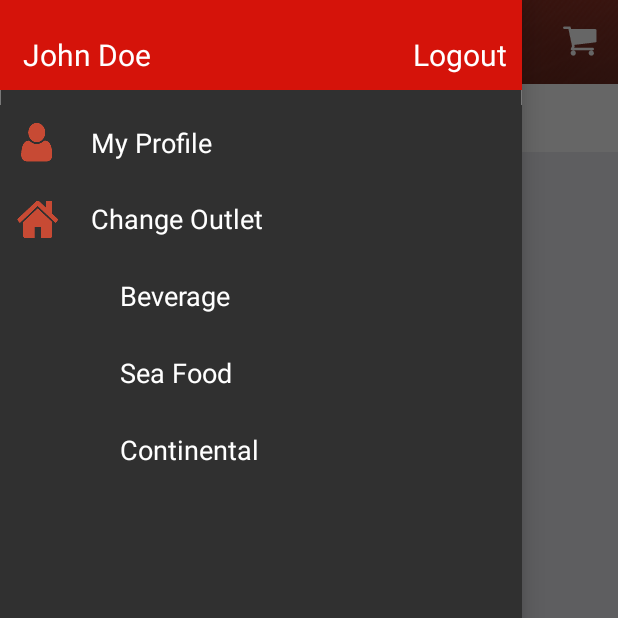
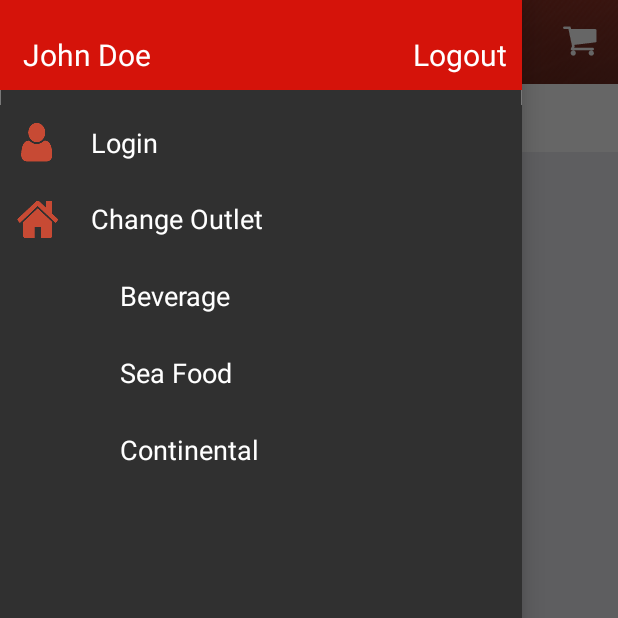
Before and after one commit to Brain-Technosys/QZERO, an Android app: the OutletCategoryActivity screen opened directly, with no data from a screen before it, after a tap on "Change Outlet", on a phone screen of 412 x 824 dp, the top half of it. Run offline under Robolectric (Android 15) with nearby library versions, the phone set to English and light mode, and no system bars; our stand-ins replace ButterKnife; 2 other taps on this screen came first.

Commit message:
changed outlet activity

```diff
--- a/app/src/main/java/com/example/qzero/Outlet/Activities/OutletActivity.java
+++ b/app/src/main/java/com/example/qzero/Outlet/Activities/OutletActivity.java
@@ -140,10 +140,6 @@ public class OutletActivity extends Activity {
 
         //Set title
         txtViewHeading.setText("Outlets");
-        Intent intent = new Intent(OutletActivity.this, OutletCategoryActivity.class);
-        startActivity(intent);
-
-
     }
 
     private void setFonts() {
@@ -231,14 +227,16 @@ public class OutletActivity extends Activity {
 
             ProgresBar.stop();
 
+            jsonLength = jsonArray.length();
+
             if (status == 1) {
-                jsonLength = jsonArray.length();
+
                 setLayout();
 
 
             } else if (status == 0) {
 
-            AlertDialogHelper.showAlertDialog(OutletActivity.this, "message", "Alert");
+                AlertDialogHelper.showAlertDialog(OutletActivity.this,message, "Alert");
 
             } else {
                 AlertDialogHelper.showAlertDialog(OutletActivity.this,
@@ -400,8 +398,10 @@ public class OutletActivity extends Activity {
         });
     }
 
-    @OnClick(R.id.relLayDescOutletRight)
+    @OnClick(R.id.relLayDesc)
     void categoryData(View v) {
+
+        Log.e("inside","category");
 
         getCategoryValues(v);
 
@@ -410,11 +410,15 @@ public class OutletActivity extends Activity {
 
     @OnClick(R.id.relLayDescOutletLeft)
     void getCategoryData(View v) {
+
+        Log.e("inside","left");
         getCategoryValues(v);
     }
 
     @OnClick(R.id.relLayDescOutletRight)
     void getCategory(View v) {
+
+        Log.e("inside","right");
         getCategoryValues(v);
     }
 
@@ -456,7 +460,7 @@ public class OutletActivity extends Activity {
 
             String jsonString = jsonParser.getJSONFromUrl(url, Const.TIME_OUT);
 
-            Log.e("json", jsonString);
+            Log.e("jsonvenue", jsonString);
 
             try {
                 jsonObject = new JSONObject(jsonString);
@@ -510,18 +514,17 @@ public class OutletActivity extends Activity {
 
             Log.e("inside", "postexecute");
 
-           // if (status == 1) {
+            if (status == 1) {
 
             passIntent();
 
-           //} else if (status == 0) {
+            } else if (status == 0) {
 
-                AlertDialogHelper.showAlertDialog(OutletActivity.this, "message", "Alert");
+           AlertDialogHelper.showAlertDialog(OutletActivity.this,message, "Alert");
 
-           // } else {
-             //   AlertDialogHelper.showAlertDialog(OutletActivity.this,
-                        //getString(R.string.server_message), "Alert");
-           // }
+            } else {
+                AlertDialogHelper.showAlertDialog(OutletActivity.this, getString(R.string.server_message), "Alert");
+             }
         }
     }
     public void passIntent() {
--- a/app/src/main/java/com/example/qzero/Outlet/Activities/OutletCategoryActivity.java
+++ b/app/src/main/java/com/example/qzero/Outlet/Activities/OutletCategoryActivity.java
@@ -1,5 +1,7 @@
 package com.example.qzero.Outlet.Activities;
 
+
+import android.content.Intent;
 import android.content.res.Configuration;
 import android.os.Bundle;
 import android.support.v4.view.GravityCompat;
@@ -22,10 +24,15 @@ import android.widget.TableLayout;
 import android.widget.TableRow;
 import android.widget.TextView;
 import android.widget.TableRow.LayoutParams;
+
+import com.example.qzero.CommonFiles.Sessions.UserSession;
+import com.example.qzero.MyAccount.Activities.DashBoardActivity;
 import com.example.qzero.Outlet.ObjectClasses.ItemOutlet;
 import com.example.qzero.Outlet.ObjectClasses.Venue;
 import com.example.qzero.R;
+
 import java.util.ArrayList;
+
 import butterknife.ButterKnife;
 import butterknife.InjectView;
 import butterknife.OnClick;
@@ -38,13 +45,16 @@ public class OutletCategoryActivity extends AppCompatActivity implements View.On
 
 
     @InjectView(R.id.toolbar)
-    Toolbar tool_bar;
+    Toolbar toolbar;
 
     @InjectView(R.id.navigationView)
     LinearLayout navigationView;
 
     @InjectView(R.id.tableLayoutItems)
     TableLayout tableLayoutItems;
+
+    @InjectView((R.id.txtViewProfile))
+    TextView txtViewProfile;
 
 
     TableRow tableRow;
@@ -69,6 +79,8 @@ public class OutletCategoryActivity extends AppCompatActivity implements View.On
 
     ArrayList<ItemOutlet> arrayListItems;
 
+    UserSession  userSession;
+
 
     @Override
     public void onCreate(Bundle savedInstanceState) {
@@ -77,7 +89,10 @@ public class OutletCategoryActivity extends AppCompatActivity implements View.On
 
         ButterKnife.inject(this);
 
-        setSupportActionBar(tool_bar);
+        //Initialize user session
+        userSession=new UserSession(this);
+
+        setSupportActionBar(toolbar);
 
         drawerToggle = setupDrawerToggle();
 
@@ -94,7 +109,7 @@ public class OutletCategoryActivity extends AppCompatActivity implements View.On
     }//end of onCreate()
 
     private ActionBarDrawerToggle setupDrawerToggle() {
-        return new ActionBarDrawerToggle(this, mDrawer, tool_bar, R.string.navigation_drawer_open, R.string.navigation_drawer_close);
+        return new ActionBarDrawerToggle(this, mDrawer, toolbar, R.string.navigation_drawer_open, R.string.navigation_drawer_close);
     }
     private void setIconsToActionBar() {
         //getting left side menu image
@@ -196,6 +211,10 @@ public class OutletCategoryActivity extends AppCompatActivity implements View.On
     }
 
     public void createCategoryItem() {
+
+        //Check if a user is logged in or not
+        checkUserSession();
+
         categoryLayout = (LinearLayout) findViewById(R.id.navigationView);
         adapter = new ArrayAdapter(this, R.layout.list_subitem_category, R.id.tv, submenu);
         LinearLayout.LayoutParams params = new LinearLayout.LayoutParams(ViewGroup.LayoutParams.MATCH_PARENT, ViewGroup.LayoutParams.WRAP_CONTENT);
@@ -225,6 +244,20 @@ public class OutletCategoryActivity extends AppCompatActivity implements View.On
         }
 
     }// end of create category Item
+
+    private void checkUserSession()
+    {
+
+        if(userSession.isUserLoggedIn())
+        {
+           //do nothing
+
+        }
+        else
+        {
+            txtViewProfile.setText("Login");
+        }
+    }
 
     @Override
     public void onClick(View v) {
@@ -292,13 +325,22 @@ public class OutletCategoryActivity extends AppCompatActivity implements View.On
     public void selectOutlet() {
     }
 
-    @OnClick(R.id.changeProfile)
-    public void changeProfile() {
-    }
-
-    public void addItemsToTable() {
-
+    @OnClick(R.id.relLayProfile)
+    void navigate()
+    {
+        if(userSession.isUserLoggedIn())
+        {
+            Intent intent=new Intent(this, DashBoardActivity.class);
+            startActivity(intent);
+        }
+        else
+        {
+            Intent intent=new Intent(this,HomeActivity.class);
+            startActivity(intent);
+        }
     }
 
 
+
+
 }
--- a/app/src/main/res/layout/activity_outlet_category.xml
+++ b/app/src/main/res/layout/activity_outlet_category.xml
@@ -65,7 +65,7 @@
 
     <!-- The navigation drawer -->
     <include
-        layout="@layout/navigation_activity"
+        layout="@layout/nav_drawer_cat"
         android:layout_width="match_parent"
         android:layout_height="fill_parent"
         android:layout_gravity="start" />
--- a/app/src/main/res/layout/dialog_alert_box.xml
+++ b/app/src/main/res/layout/dialog_alert_box.xml
@@ -19,6 +19,7 @@
             android:paddingLeft="5dp"
             android:textColor="@android:color/white"
             android:textSize="20sp"
+
             android:textStyle="bold" />
     </LinearLayout>
 
@@ -34,6 +35,7 @@
             android:layout_height="wrap_content"
             android:layout_marginLeft="10dp"
             android:layout_marginTop="10dp"
+            android:textColor="@android:color/black"
             android:textSize="15sp" />
     </LinearLayout>
 
--- /dev/null
+++ b/app/src/main/res/layout/nav_drawer_cat.xml
@@ -0,0 +1,113 @@
+<?xml version="1.0" encoding="utf-8"?>
+<RelativeLayout xmlns:android="http://schemas.android.com/apk/res/android"
+    android:layout_width="match_parent"
+    android:layout_height="fill_parent"
+    android:background="@drawable/navigation_item_background"
+
+    >
+
+    <include
+        android:id="@+id/header"
+        layout="@layout/nav_header_catogery"
+        android:layout_width="match_parent"
+        android:layout_height="60dp"
+        android:layout_alignParentTop="true"
+
+        />
+
+    <RelativeLayout
+        android:id="@+id/relLayProfile"
+        android:layout_width="match_parent"
+        android:layout_height="wrap_content"
+        android:layout_alignParentLeft="true"
+        android:layout_alignParentRight="true"
+        android:layout_below="@+id/header"
+        android:layout_marginTop="10dp"
+        android:background="@drawable/selector_navigation_menu_item">
+
+
+        <ImageView
+            android:id="@+id/img_profile"
+            android:layout_width="wrap_content"
+            android:layout_height="wrap_content"
+            android:layout_centerVertical="true"
+            android:layout_gravity="center_vertical"
+            android:padding="10dp"
+            android:scaleType="centerCrop"
+            android:src="@drawable/profile_icon" />
+
+        <TextView
+
+            android:id="@+id/txtViewProfile"
+            android:layout_width="wrap_content"
+            android:layout_height="wrap_content"
+            android:layout_centerHorizontal="true"
+            android:layout_centerVertical="true"
+            android:layout_gravity="center_vertical"
+            android:layout_toRightOf="@+id/img_profile"
+            android:gravity="start"
+            android:padding="10dp"
+            android:text="My Profile"
+            android:textColor="@android:color/white"
+            android:textSize="18sp" />
+
+
+    </RelativeLayout>
+
+    <RelativeLayout
+        android:id="@+id/changeOutlet"
+        android:layout_width="match_parent"
+        android:layout_height="wrap_content"
+        android:layout_below="@+id/relLayProfile"
+        android:background="@drawable/selector_navigation_menu_item"
+        android:orientation="vertical">
+
+        <ImageView
+            android:id="@+id/img_outlet"
+            android:layout_width="wrap_content"
+            android:layout_height="wrap_content"
+            android:layout_centerVertical="true"
+            android:padding="10dp"
+            android:scaleType="centerCrop"
+            android:src="@drawable/home_icon" />
+
+
+        <TextView
+            android:layout_width="wrap_content"
+            android:layout_height="wrap_content"
+            android:layout_centerHorizontal="true"
+            android:layout_centerVertical="true"
+            android:layout_gravity="center_vertical"
+            android:layout_toRightOf="@+id/img_outlet"
+            android:gravity="start"
+            android:padding="10dp"
+            android:text="Change Outlet"
+            android:textColor="@android:color/white"
+            android:textSize="18sp" />
+
+
+    </RelativeLayout>
+
+
+    <RelativeLayout
+        android:id="@+id/selectOutlet"
+        android:layout_width="match_parent"
+        android:layout_height="wrap_content"
+        android:layout_below="@+id/changeOutlet"
+        android:background="@drawable/selector_navigation_menu_item"
+        android:orientation="horizontal"></RelativeLayout>
+
+
+    <LinearLayout
+        android:id="@+id/navigationView"
+        android:layout_width="match_parent"
+        android:layout_height="fill_parent"
+        android:layout_below="@+id/selectOutlet"
+        android:layout_centerHorizontal="true"
+        android:background="@color/navigation_drawer_background"
+        android:gravity="start"
+        android:orientation="vertical">
+
+    </LinearLayout>
+
+</RelativeLayout>
--- a/app/src/main/res/layout/navigation_activity.xml
+++ /dev/null
@@ -1,117 +0,0 @@
-<?xml version="1.0" encoding="utf-8"?>
-<RelativeLayout xmlns:android="http://schemas.android.com/apk/res/android"
-    android:layout_width="match_parent"
-    android:layout_height="fill_parent"
-    android:background="@drawable/navigation_item_background"
-
-     >
-
-    <include
-        android:layout_alignParentTop="true"
-        android:id="@+id/header"
-        layout="@layout/nav_header_catogery"
-        android:layout_width="match_parent"
-        android:layout_height="60dp"
-
-        />
-    <RelativeLayout
-        android:id="@+id/changeProfile"
-        android:layout_below="@+id/header"
-        android:layout_width="match_parent"
-        android:layout_height="wrap_content"
-        android:layout_marginTop="10dp"
-        android:layout_alignParentLeft="true"
-        android:layout_alignParentRight="true"
-        android:background="@drawable/selector_navigation_menu_item">
-
-
-        <ImageView
-                android:id="@+id/img_profile"
-                android:layout_width="wrap_content"
-                android:layout_height="wrap_content"
-                android:padding="10dp"
-                android:scaleType="centerCrop"
-                android:layout_centerVertical="true"
-                android:layout_gravity="center_vertical"
-                android:src="@drawable/profile_icon"
-                />
-
-        <TextView
-
-            android:layout_toRightOf="@+id/img_profile"
-            android:layout_width="wrap_content"
-            android:layout_height="wrap_content"
-            android:gravity="start"
-            android:layout_gravity="center_vertical"
-            android:layout_centerHorizontal="true"
-            android:layout_centerVertical="true"
-            android:text="My Profile"
-            android:textSize="18sp"
-            android:padding="10dp"
-            android:textColor="@android:color/white"
-            />
-
-
-
-    </RelativeLayout>
-        <RelativeLayout
-            android:layout_below="@+id/changeProfile"
-            android:id="@+id/changeOutlet"
-            android:layout_width="match_parent"
-            android:layout_height="wrap_content"
-            android:background="@drawable/selector_navigation_menu_item"
-            android:orientation="vertical">
-            <ImageView
-                android:id="@+id/img_outlet"
-                android:layout_width="wrap_content"
-                android:layout_height="wrap_content"
-                android:padding="10dp"
-                android:scaleType="centerCrop"
-                android:layout_centerVertical="true"
-                android:src="@drawable/home_icon"
-                />
-
-
-            <TextView
-                android:layout_width="wrap_content"
-                android:layout_height="wrap_content"
-                android:layout_gravity="center_vertical"
-                android:text="Change Outlet"
-                android:layout_toRightOf="@+id/img_outlet"
-                android:layout_centerHorizontal="true"
-                android:layout_centerVertical="true"
-                android:textSize="18sp"
-                android:gravity="start"
-                android:padding="10dp"
-                android:textColor="@android:color/white"
-                />
-
-
-        </RelativeLayout>
-
-
-
-    <RelativeLayout
-        android:id="@+id/selectOutlet"
-        android:layout_width="match_parent"
-        android:layout_height="wrap_content"
-        android:layout_below="@+id/changeOutlet"
-        android:orientation="horizontal"
-        android:background="@drawable/selector_navigation_menu_item">
-    </RelativeLayout>
-
-
-    <LinearLayout
-        android:id="@+id/navigationView"
-        android:layout_width="match_parent"
-        android:layout_height="fill_parent"
-        android:gravity="start"
-        android:layout_centerHorizontal="true"
-        android:layout_below="@+id/selectOutlet"
-        android:background="@color/navigation_drawer_background"
-        android:orientation="vertical"
-        >
-
-        </LinearLayout>
-
-</RelativeLayout>
--- a/app/src/main/res/values/strings.xml
+++ b/app/src/main/res/values/strings.xml
@@ -55,6 +55,7 @@
 
     <!-- Outlet Activity -->
 
+    <string name="title_outlet">Outlets</string>
     <string name="all_outlet">All Outlets</string>
 
     <!-- Navigation Drawer -->
```
Lines whose indentation alone changed are shown as unchanged.
